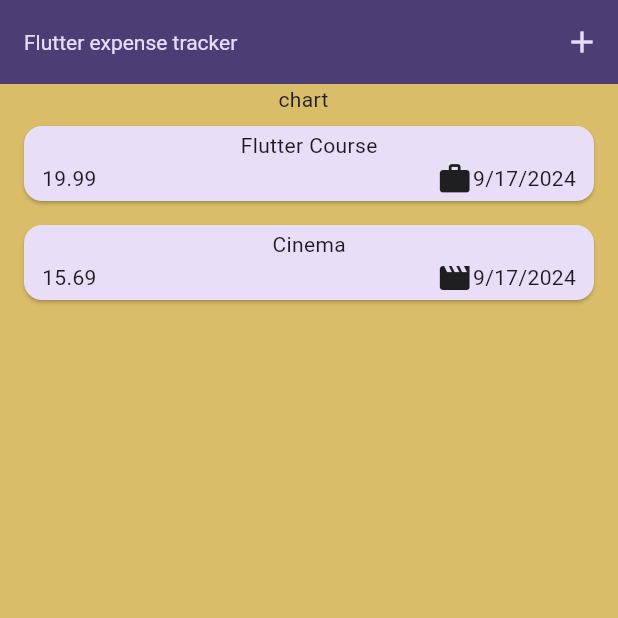
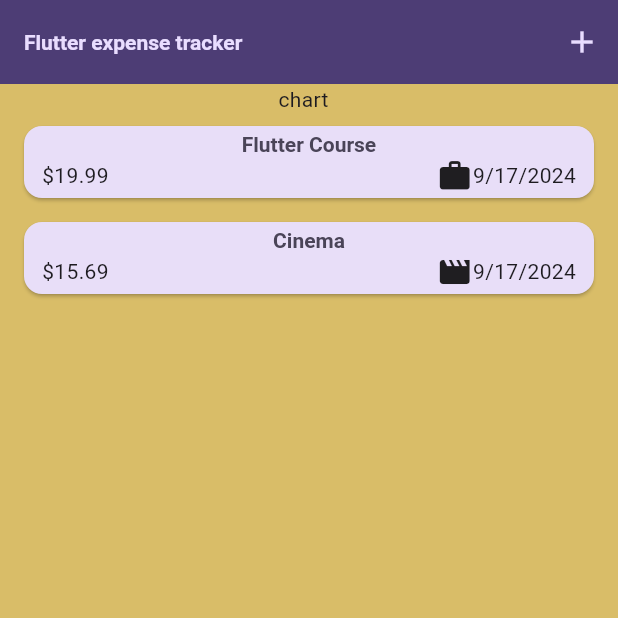
Before and after one commit to sachinsebastian1212/Flutter-expense_tracker, a Flutter app: the screen it shows after launch, on a phone screen of 412 x 824 dp, the top half of it. Run offline on Flutter 3.47's test engine with Material 3 defaults, Android fonts, the phone set to English and light mode, and no system bars.

Commit message:
using theme from global settings, added bg for dismissable

```diff
--- a/lib/main.dart
+++ b/lib/main.dart
@@ -31,7 +31,7 @@ class MainApp extends StatelessWidget {
         ),
         textTheme: ThemeData().textTheme.copyWith(
           titleLarge: TextStyle(
-            fontWeight: FontWeight.normal,
+            fontWeight: FontWeight.bold,
             color: kColorScheme.onSecondaryContainer,
             fontSize: 14,
           )
--- a/lib/widgets/expenses_list/expense_item.dart
+++ b/lib/widgets/expenses_list/expense_item.dart
@@ -9,13 +9,16 @@ class ExpenseItem extends StatelessWidget {
   Widget build(BuildContext context) {
     return Card(
       child: Padding(
-        padding: const EdgeInsets.symmetric(horizontal: 12,vertical: 3),
+        padding: const EdgeInsets.symmetric(horizontal: 12, vertical: 3),
         child: Column(
           children: [
-            Text(expense.title),
+            Text(
+              expense.title,
+              style: Theme.of(context).textTheme.titleLarge,
+            ),
             Row(
               children: [
-                Text(expense.amount.toStringAsFixed(2)),
+                Text('\$${expense.amount.toStringAsFixed(2)}'),
                 const Spacer(),
                 Row(
                   children: [
--- a/lib/widgets/expenses_list/expenses_list.dart
+++ b/lib/widgets/expenses_list/expenses_list.dart
@@ -14,6 +14,12 @@ class ExpensesList extends StatelessWidget {
     return ListView.builder(
         itemCount: expenses.length,
         itemBuilder: (ctx, index) => Dismissible(
+          background: Container(
+            color: Theme.of(context).colorScheme.error.withOpacity(.75),
+            margin: EdgeInsets.symmetric(
+              horizontal: Theme.of(context).cardTheme.margin!.horizontal,
+            )
+          ),
             onDismissed: (direction) {
               onRemoveExpense(expenses[index]);
             },
```
